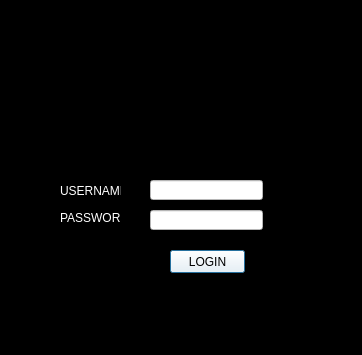
This is ui/loginpage.ui in yashu2001/gym-manager as Qt 5 draws it before an edit. The edited form follows.
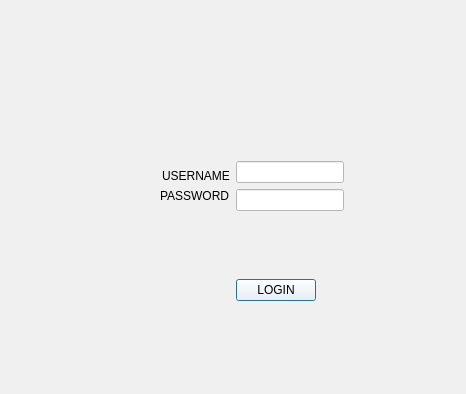
This is the edited form. Icons and pictures are not drawn.

The edit to the form file:
```diff
--- a/ui/loginpage.ui
+++ b/ui/loginpage.ui
@@ -6,88 +6,31 @@
    <rect>
     <x>0</x>
     <y>0</y>
-    <width>362</width>
-    <height>355</height>
+    <width>466</width>
+    <height>394</height>
    </rect>
   </property>
-  <property name="minimumSize">
-   <size>
-    <width>362</width>
-    <height>355</height>
-   </size>
-  </property>
-  <property name="maximumSize">
-   <size>
-    <width>362</width>
-    <height>355</height>
-   </size>
-  </property>
   <property name="windowTitle">
    <string>MainWindow</string>
   </property>
   <property name="styleSheet">
-   <string notr="true">background-color: rgb(0, 0, 0);</string>
+   <string notr="true">background-color: rgb(240, 240, 240);</string>
   </property>
   <widget class="QWidget" name="centralwidget">
+   <layout class="QGridLayout" name="gridLayout">
+    <item row="1" column="0" alignment="Qt::AlignRight|Qt::AlignBottom">
    <widget class="QLabel" name="label">
-    <property name="geometry">
-     <rect>
-      <x>60</x>
-      <y>180</y>
-      <width>61</width>
-      <height>21</height>
-     </rect>
-    </property>
     <property name="styleSheet">
-     <string notr="true">background-color: rgb(0, 0, 0);
-color: rgb(255, 255, 255);
+       <string notr="true">color: rgb(0,0,0);
 </string>
     </property>
     <property name="text">
      <string>USERNAME</string>
     </property>
    </widget>
-   <widget class="QLabel" name="label_2">
-    <property name="geometry">
-     <rect>
-      <x>60</x>
-      <y>210</y>
-      <width>61</width>
-      <height>16</height>
-     </rect>
-    </property>
-    <property name="styleSheet">
-     <string notr="true">background-color: rgb(0, 0, 0);
-color: rgb(255, 255, 255);
-</string>
-    </property>
-    <property name="text">
-     <string>PASSWORD</string>
-    </property>
-   </widget>
-   <widget class="QLineEdit" name="lineEdit">
-    <property name="geometry">
-     <rect>
-      <x>150</x>
-      <y>180</y>
-      <width>113</width>
-      <height>20</height>
-     </rect>
-    </property>
-    <property name="styleSheet">
-     <string notr="true">background-color: rgb(255, 255, 255);
-border-color: rgb(0, 0, 0);</string>
-    </property>
-   </widget>
+    </item>
+    <item row="2" column="1" alignment="Qt::AlignLeft|Qt::AlignTop">
    <widget class="QLineEdit" name="lineEdit_2">
-    <property name="geometry">
-     <rect>
-      <x>150</x>
-      <y>210</y>
-      <width>113</width>
-      <height>20</height>
-     </rect>
-    </property>
     <property name="styleSheet">
      <string notr="true">background-color: rgb(255, 255, 255);
 border-color: rgb(0, 0, 0);</string>
@@ -96,14 +39,49 @@
      <enum>QLineEdit::Password</enum>
     </property>
    </widget>
+    </item>
+    <item row="2" column="0" alignment="Qt::AlignRight|Qt::AlignTop">
+     <widget class="QLabel" name="label_2">
+      <property name="styleSheet">
+       <string notr="true">color: rgb(0,0,0);
+</string>
+      </property>
+      <property name="text">
+       <string>PASSWORD</string>
+      </property>
+     </widget>
+    </item>
+    <item row="1" column="1" alignment="Qt::AlignLeft|Qt::AlignBottom">
+     <widget class="QLineEdit" name="lineEdit">
+      <property name="styleSheet">
+       <string notr="true">background-color: rgb(255, 255, 255);
+border-color: rgb(0, 0, 0);</string>
+      </property>
+     </widget>
+    </item>
+    <item row="0" column="0" colspan="2" alignment="Qt::AlignHCenter|Qt::AlignVCenter">
+     <widget class="QLabel" name="label_3">
+      <property name="styleSheet">
+       <string notr="true">font: 18pt &quot;MS UI Gothic&quot;;</string>
+      </property>
+      <property name="text">
+       <string/>
+      </property>
+      <property name="pixmap">
+       <pixmap>2.jpg</pixmap>
+      </property>
+      <property name="wordWrap">
+       <bool>true</bool>
+      </property>
+     </widget>
+    </item>
+    <item row="3" column="1" alignment="Qt::AlignLeft|Qt::AlignTop">
    <widget class="QPushButton" name="pushButton">
-    <property name="geometry">
-     <rect>
-      <x>170</x>
-      <y>250</y>
-      <width>75</width>
+      <property name="maximumSize">
+       <size>
+        <width>194</width>
       <height>23</height>
-     </rect>
+       </size>
     </property>
     <property name="styleSheet">
      <string notr="true">background-color: rgb(255, 255, 255);
@@ -119,28 +97,8 @@
      <bool>true</bool>
     </property>
    </widget>
-   <widget class="QLabel" name="label_3">
-    <property name="geometry">
-     <rect>
-      <x>10</x>
-      <y>10</y>
-      <width>341</width>
-      <height>141</height>
-     </rect>
-    </property>
-    <property name="styleSheet">
-     <string notr="true">font: 18pt &quot;MS UI Gothic&quot;;</string>
-    </property>
-    <property name="text">
-     <string/>
-    </property>
-    <property name="pixmap">
-     <pixmap>../logos/2.jpg</pixmap>
-    </property>
-    <property name="scaledContents">
-     <bool>true</bool>
-    </property>
-   </widget>
+    </item>
+   </layout>
   </widget>
   <widget class="QStatusBar" name="statusbar"/>
  </widget>
```
Left out of the diff: 5 changed lines with no effect on the pictures. Lines whose indentation alone changed are shown as unchanged.
